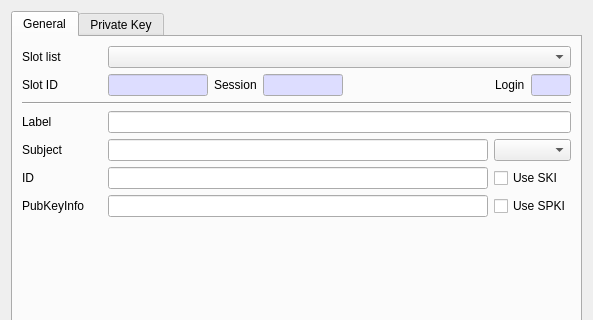
jykim74/CryptokiMan, file CryptokiMan/create_rsa_pri_key_dlg.ui: the form before one commit; both pictures show x 0 to 593 and y 0 to 320 of the 593 by 536 pixel window.
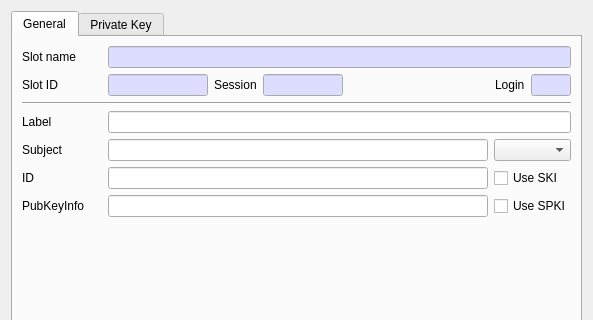
The form after the commit.

Commit message: Slot List 를 모두 Slot Name 변경

The edit to the form file:
```diff
--- a/CryptokiMan/create_rsa_pri_key_dlg.ui
+++ b/CryptokiMan/create_rsa_pri_key_dlg.ui
@@ -6,7 +6,7 @@
    <rect>
     <x>0</x>
     <y>0</y>
-    <width>564</width>
+    <width>566</width>
     <height>536</height>
    </rect>
   </property>
@@ -29,16 +29,6 @@
          <property name="topMargin">
           <number>0</number>
          </property>
-         <item row="0" column="1">
-          <widget class="QComboBox" name="mSlotsCombo">
-           <property name="sizePolicy">
-            <sizepolicy hsizetype="Preferred" vsizetype="Fixed">
-             <horstretch>1</horstretch>
-             <verstretch>0</verstretch>
-            </sizepolicy>
-           </property>
-          </widget>
-         </item>
          <item row="0" column="0">
           <widget class="QLabel" name="label">
            <property name="minimumSize">
@@ -48,7 +38,41 @@
             </size>
            </property>
            <property name="text">
-            <string>Slot list</string>
+            <string>Slot name</string>
+           </property>
+          </widget>
+         </item>
+         <item row="0" column="1">
+          <widget class="QLineEdit" name="mSlotNameText">
+           <property name="palette">
+            <palette>
+             <active>
+              <colorrole role="Base">
+               <brush brushstyle="SolidPattern">
+                <color alpha="255">
+                 <red>221</red>
+                 <green>221</green>
+                 <blue>255</blue>
+                </color>
+               </brush>
+              </colorrole>
+             </active>
+             <inactive>
+              <colorrole role="Base">
+               <brush brushstyle="SolidPattern">
+                <color alpha="255">
+                 <red>221</red>
+                 <green>221</green>
+                 <blue>255</blue>
+                </color>
+               </brush>
+              </colorrole>
+             </inactive>
+             <disabled/>
+            </palette>
+           </property>
+           <property name="readOnly">
+            <bool>true</bool>
            </property>
           </widget>
          </item>
```
Left out of the diff: 1 changed line with no effect on the pictures. The commit also changes 116 other files.
